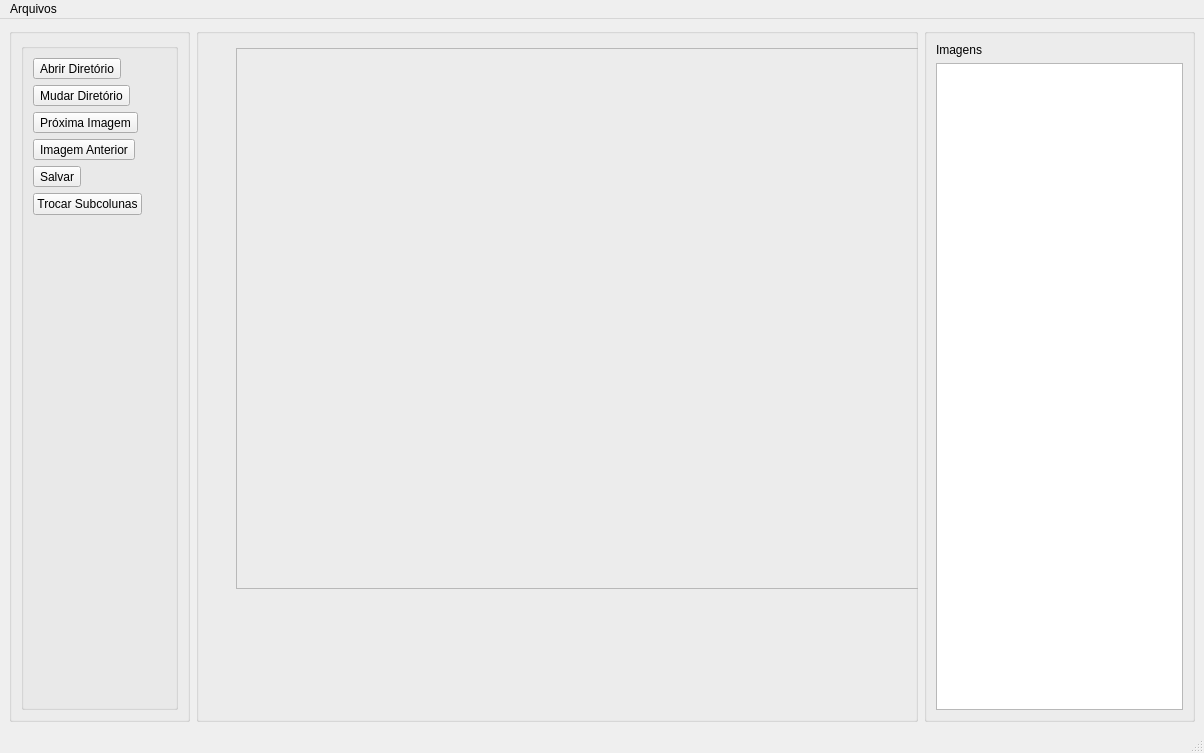
The window that gui/augmentation_window.ui (SonanFarr/annotation_software) describes before a commit, drawn with Qt 5.
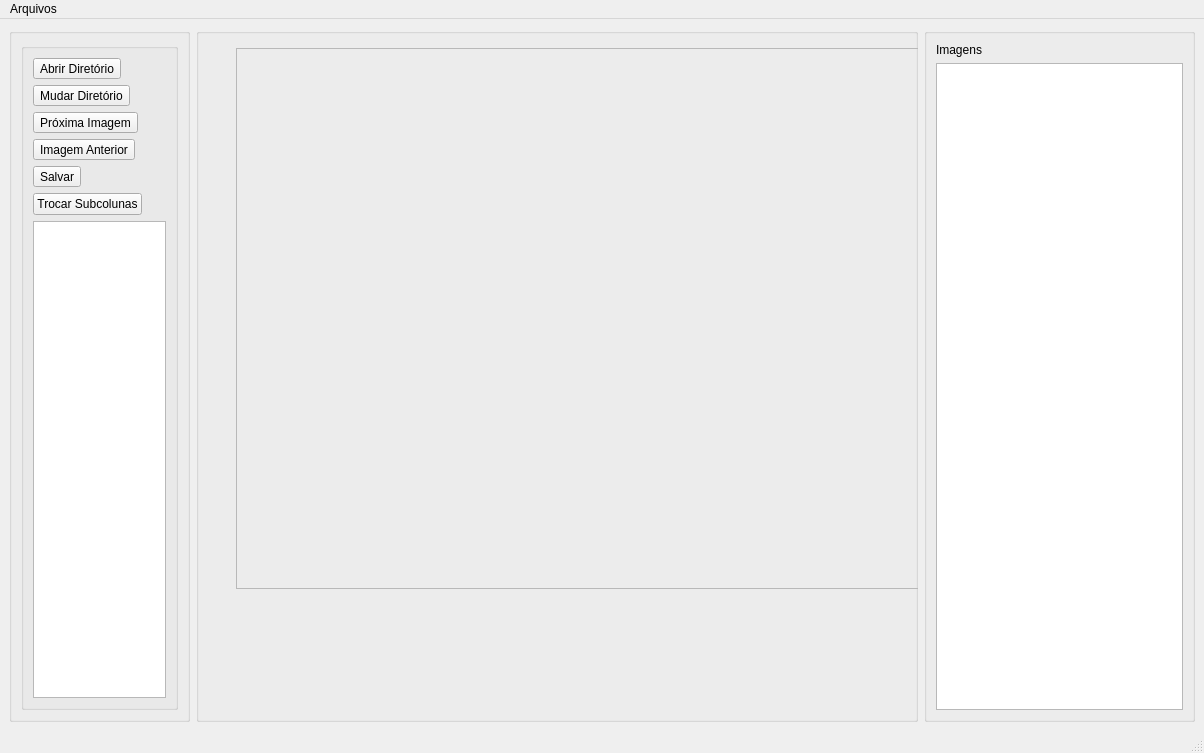
The same window after the commit.

Commit message: contar_classes_em_pasta()

```diff
--- a/gui/augmentation_window.ui
+++ b/gui/augmentation_window.ui
@@ -114,6 +114,9 @@
             </property>
            </widget>
           </item>
+          <item row="7" column="0" colspan="2">
+           <widget class="QTableWidget" name="table_class"/>
+          </item>
          </layout>
         </widget>
        </item>
```
Left out of the diff: 26 changed lines with no effect on the pictures. The commit also changes 1 other file.
